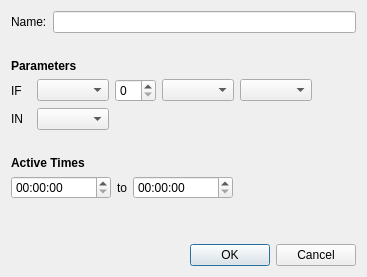
Qt form visionapp/ui/dialogs/alarm_creation/alarm_creation.ui (aotuai/brainframe-qt) before a commit.
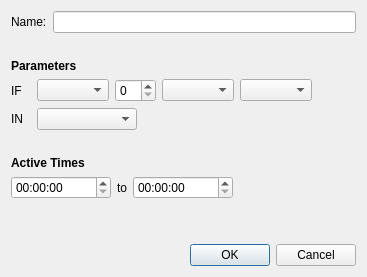
The same form after that commit.

Diff of the .ui file:
```diff
--- a/visionapp/ui/dialogs/alarm_creation/alarm_creation.ui
+++ b/visionapp/ui/dialogs/alarm_creation/alarm_creation.ui
@@ -105,7 +105,14 @@
       </widget>
      </item>
      <item>
-      <widget class="QComboBox" name="region_combo_box"/>
+      <widget class="QComboBox" name="zone_combo_box">
+       <property name="minimumSize">
+        <size>
+         <width>100</width>
+         <height>0</height>
+        </size>
+       </property>
+      </widget>
      </item>
      <item>
       <spacer name="horizontalSpacer_2">
```
Left out of the diff: 14 changed lines with no effect on the pictures.
